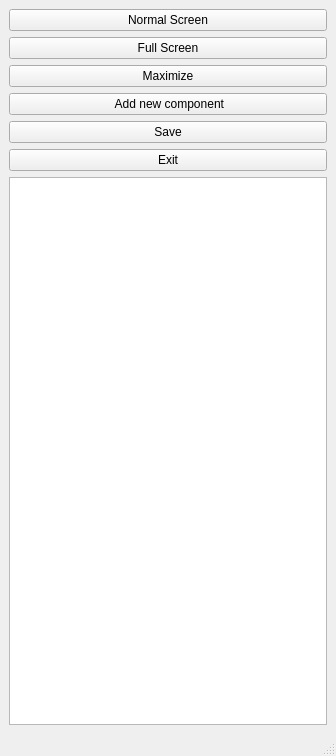
First picture: the form in mainwindow.ui, repository Miketilever/Cantilever, before the edit.
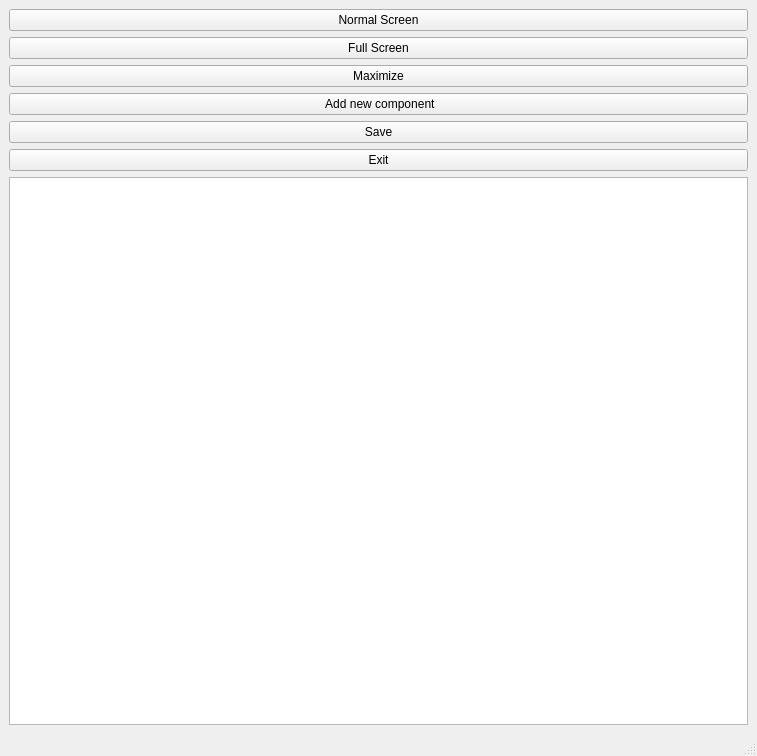
Second picture: the form after the edit.

What changed in the file:
```diff
--- a/mainwindow.ui
+++ b/mainwindow.ui
@@ -6,7 +6,7 @@
    <rect>
     <x>0</x>
     <y>0</y>
-    <width>336</width>
+    <width>757</width>
     <height>756</height>
    </rect>
   </property>
```
Left out of the diff: 2 changed lines with no effect on the pictures.
